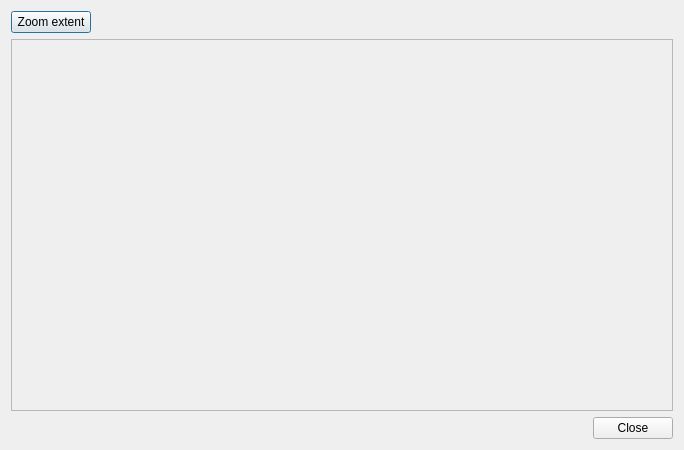
Above: ui_parcellistdialog.ui from DOV-Vlaanderen/erosiebezwaren before the change. Below: the same form after it.
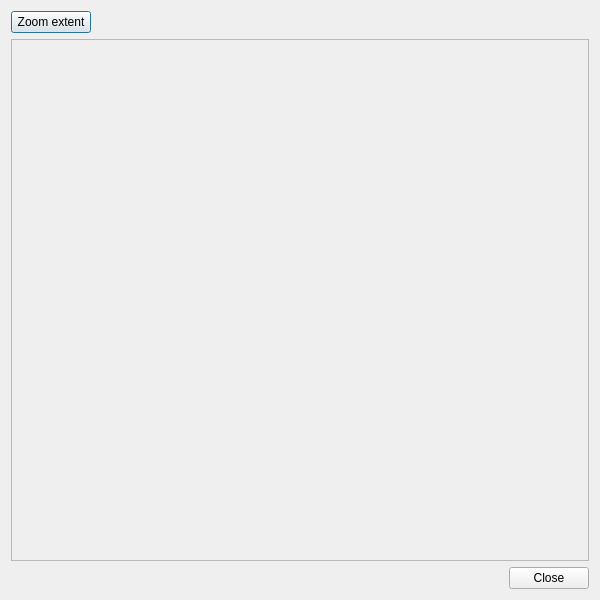
That is the form after the change.

```diff
--- a/ui_parcellistdialog.ui
+++ b/ui_parcellistdialog.ui
@@ -6,8 +6,8 @@
    <rect>
     <x>0</x>
     <y>0</y>
-    <width>684</width>
-    <height>450</height>
+    <width>600</width>
+    <height>600</height>
    </rect>
   </property>
   <property name="windowTitle">
@@ -51,8 +51,8 @@
        <rect>
         <x>0</x>
         <y>0</y>
-        <width>664</width>
-        <height>354</height>
+        <width>580</width>
+        <height>504</height>
        </rect>
       </property>
       <layout class="QVBoxLayout" name="scrollAreaLayout">
```
